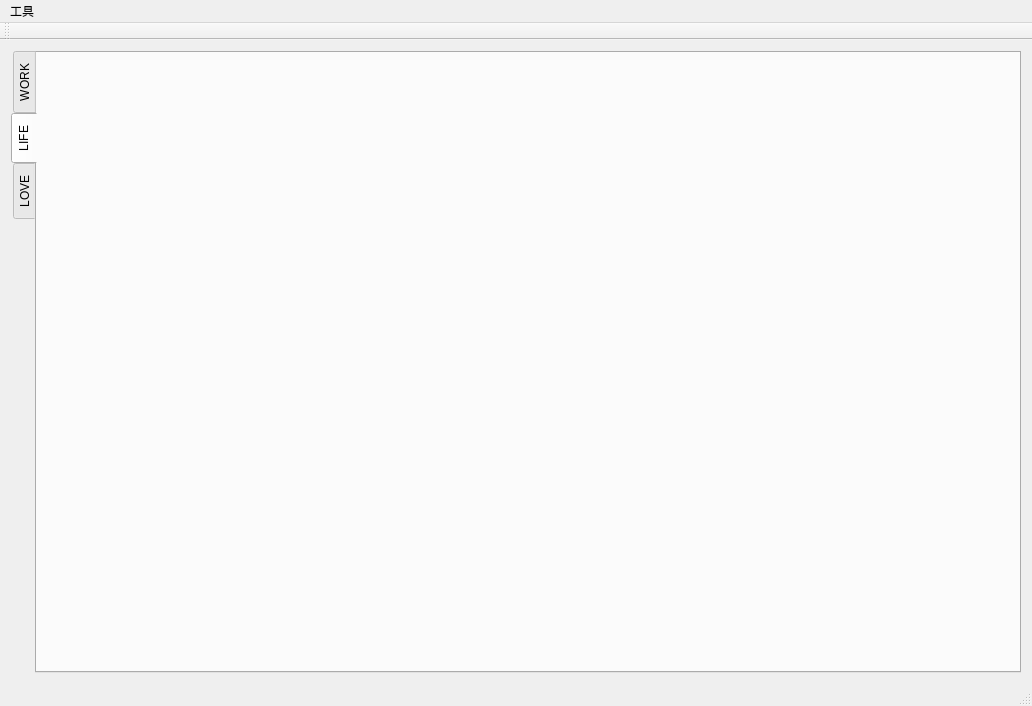
Old version of the form play/LoveDiary/mainwindow.ui in the repository Maxwrt/Program.
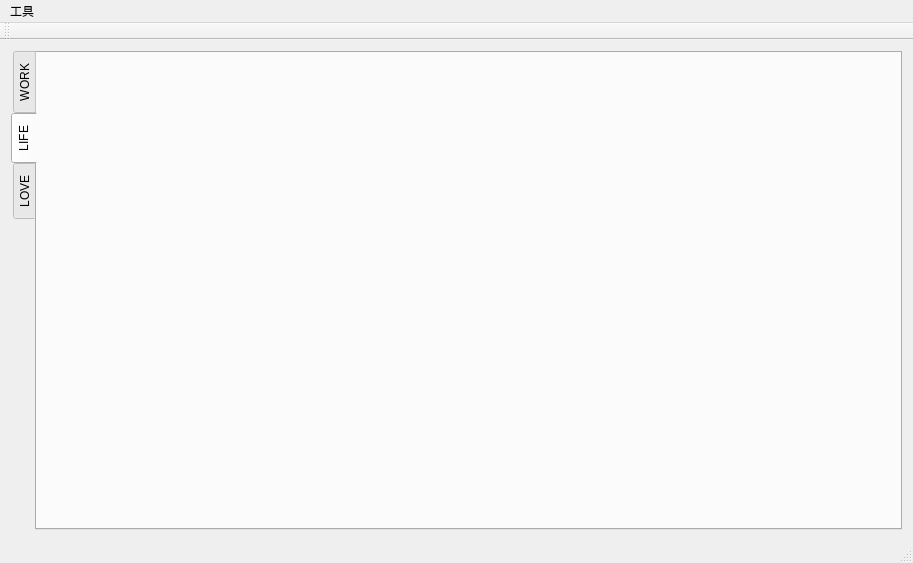
New version of the form. Icons and pictures are not drawn.

```diff
--- a/play/LoveDiary/mainwindow.ui
+++ b/play/LoveDiary/mainwindow.ui
@@ -6,8 +6,8 @@
    <rect>
     <x>0</x>
     <y>0</y>
-    <width>1032</width>
-    <height>706</height>
+    <width>913</width>
+    <height>563</height>
    </rect>
   </property>
   <property name="windowTitle">
@@ -147,7 +147,7 @@
     <rect>
      <x>0</x>
      <y>0</y>
-     <width>1032</width>
+     <width>913</width>
      <height>26</height>
     </rect>
    </property>
```
